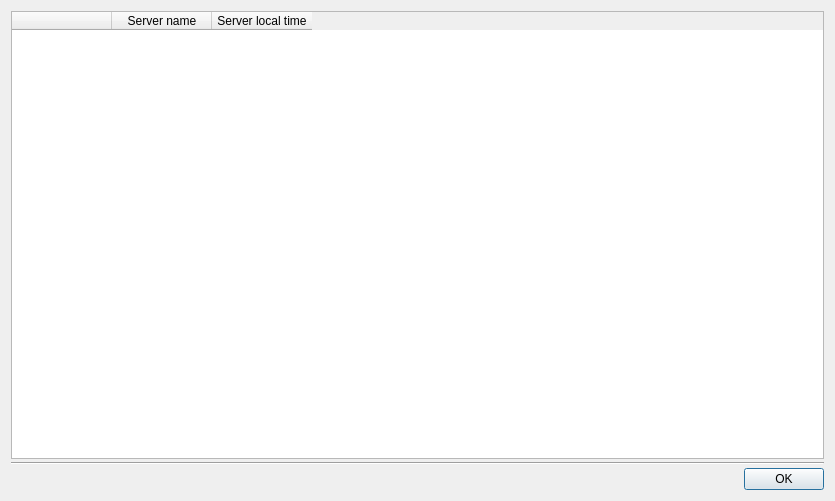
This is client/src/ui/dialogs/time_server_selection_dialog.ui in networkoptix/nx_open as Qt 5 draws it before an edit. The edited form follows.
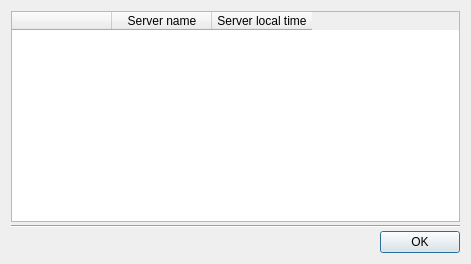
This is the edited form.

What changed in the file:
```diff
--- a/client/src/ui/dialogs/time_server_selection_dialog.ui
+++ b/client/src/ui/dialogs/time_server_selection_dialog.ui
@@ -6,8 +6,8 @@
    <rect>
     <x>0</x>
     <y>0</y>
-    <width>835</width>
-    <height>501</height>
+    <width>471</width>
+    <height>264</height>
    </rect>
   </property>
   <property name="windowTitle">
@@ -22,6 +22,9 @@
      <property name="columnCount">
       <number>3</number>
      </property>
+     <attribute name="verticalHeaderVisible">
+      <bool>false</bool>
+     </attribute>
      <column>
       <property name="text">
        <string/>
```
Left out of the diff: 2 changed lines with no effect on the pictures.
